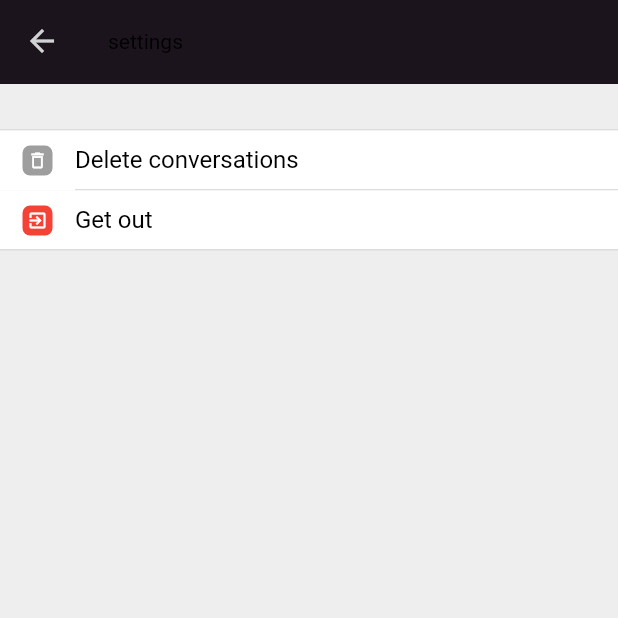
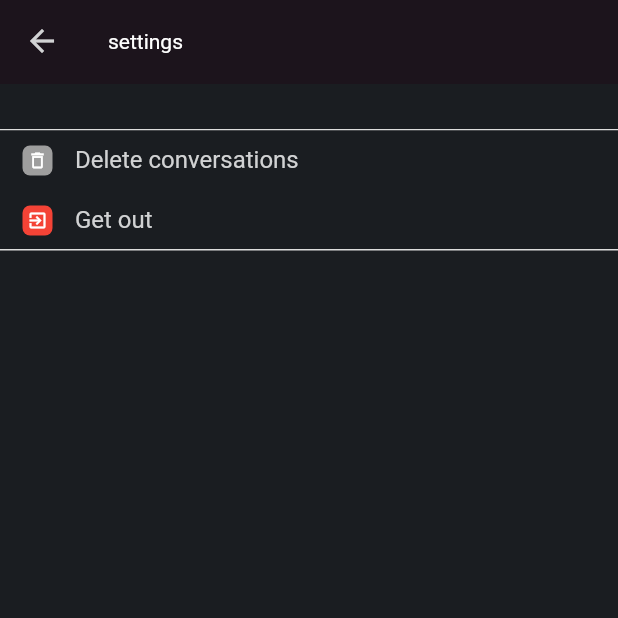
Before and after one commit to khanmujeeb687/Flutter-slack-trello, a Flutter app: the SettingsScreen screen opened by its route, on a phone screen of 412 x 824 dp, the top half of it. Run offline on Flutter 3.47's test engine with Material 2 defaults, Android fonts, the phone set to English and light mode, and no system bars; our stand-ins replace bubble, firebase_core, firebase_messaging, fluttertoast, lottie, progress_dialog and 3 more; missing offline and left inert: emoji_picker; accounts and stored records are empty; network calls fail.

Commit message:
adding some ui changes

```diff
--- a/lib/src/screens/settings/settings_view.dart
+++ b/lib/src/screens/settings/settings_view.dart
@@ -28,9 +28,8 @@ class _SettingsScreenState extends State<SettingsScreen> {
         stream: _settingsController.streamController.stream,
         builder: (context, snapshot) {
           return Scaffold(
-            backgroundColor: Color(0xFFEEEEEE),
             appBar: CustomAppBar(
-              title: Text('settings', style: TextStyle(color: Colors.black)),
+              title: Text('settings'),
             ),
             body: SafeArea(
               child: Container(
--- a/lib/src/widgets/settings_item.dart
+++ b/lib/src/widgets/settings_item.dart
@@ -1,5 +1,6 @@
 import 'package:flutter/cupertino.dart';
 import 'package:flutter/material.dart';
+import 'package:wively/src/values/Colors.dart';
 
 class SettingsItem extends StatelessWidget {
   final Function onTap;
@@ -35,7 +36,7 @@ class SettingsItem extends StatelessWidget {
   @override
   Widget build(BuildContext context) {
     return Container(
-      color: Colors.white,
+      color: EColors.themeBlack,
       child: InkWell(
         onTap: onTap,
         child: Padding(
@@ -72,7 +73,7 @@ class SettingsItem extends StatelessWidget {
                                 child: Text(
                                   title,
                                   style: TextStyle(
-                                    color: Colors.black,
+                                    color: EColors.themeGrey,
                                     fontSize: 16,
                                   ),
                                 ),
@@ -89,7 +90,7 @@ class SettingsItem extends StatelessWidget {
                           Container(
                             width: double.infinity,
                             height: border ? 1 : 0,
-                            color: Color(0xFFDDDDDD),
+                            color: EColors.transparent,
                           ),
                         ],
                       ),
```
Also changed, not shown: lib/src/screens/task_board/task_board_view.dart (+35 -8 lines), lib/src/widgets/task_status_dilaog.dart (+11 -2 lines), lib/src/widgets/user_info_item.dart (+6 -15 lines).
